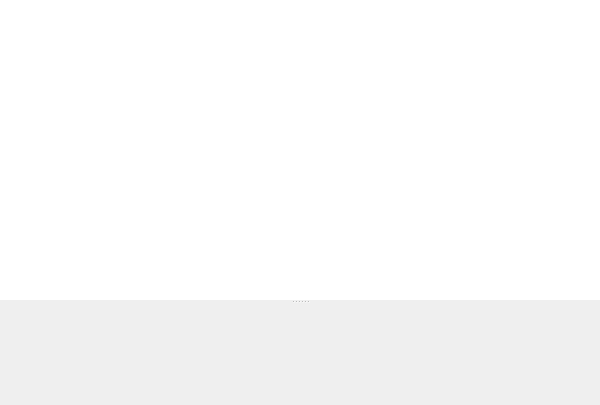
This is src/nfc-app/app-qt/src/main/cpp/dialogs/InspectDialog.ui in josevcm/nfc-laboratory as Qt 5 draws it before an edit. The edited form follows.
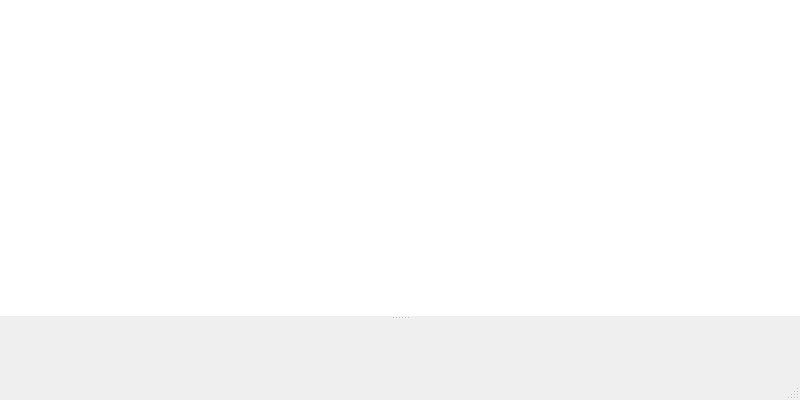
This is the edited form. Custom widgets are drawn as their Qt base class.

```diff
--- a/src/nfc-app/app-qt/src/main/cpp/dialogs/InspectDialog.ui
+++ b/src/nfc-app/app-qt/src/main/cpp/dialogs/InspectDialog.ui
@@ -6,10 +6,13 @@
    <rect>
     <x>0</x>
     <y>0</y>
-    <width>600</width>
-    <height>405</height>
-   </rect>
-  </property>
+                <width>800</width>
+                <height>400</height>
+            </rect>
+        </property>
+        <property name="sizeGripEnabled">
+            <bool>true</bool>
+        </property>
   <layout class="QVBoxLayout" name="verticalLayout">
    <property name="spacing">
     <number>0</number>
@@ -47,7 +50,7 @@
       <property name="minimumSize">
        <size>
         <width>0</width>
-        <height>300</height>
+                                <height>0</height>
        </size>
       </property>
       <property name="font">
@@ -75,12 +78,12 @@
        <bool>true</bool>
       </property>
       <property name="headerHidden">
-       <bool>true</bool>
+                            <bool>false</bool>
       </property>
      </widget>
      <widget class="HexViewWidget" name="dataView" native="true">
       <property name="sizePolicy">
-       <sizepolicy hsizetype="Expanding" vsizetype="Minimum">
+                            <sizepolicy hsizetype="Expanding" vsizetype="Maximum">
         <horstretch>0</horstretch>
         <verstretch>0</verstretch>
        </sizepolicy>
@@ -88,7 +91,13 @@
       <property name="minimumSize">
        <size>
         <width>0</width>
-        <height>100</height>
+                                <height>80</height>
+                            </size>
+                        </property>
+                        <property name="maximumSize">
+                            <size>
+                                <width>16777215</width>
+                                <height>80</height>
        </size>
       </property>
      </widget>
```
Lines whose indentation alone changed are shown as unchanged.
